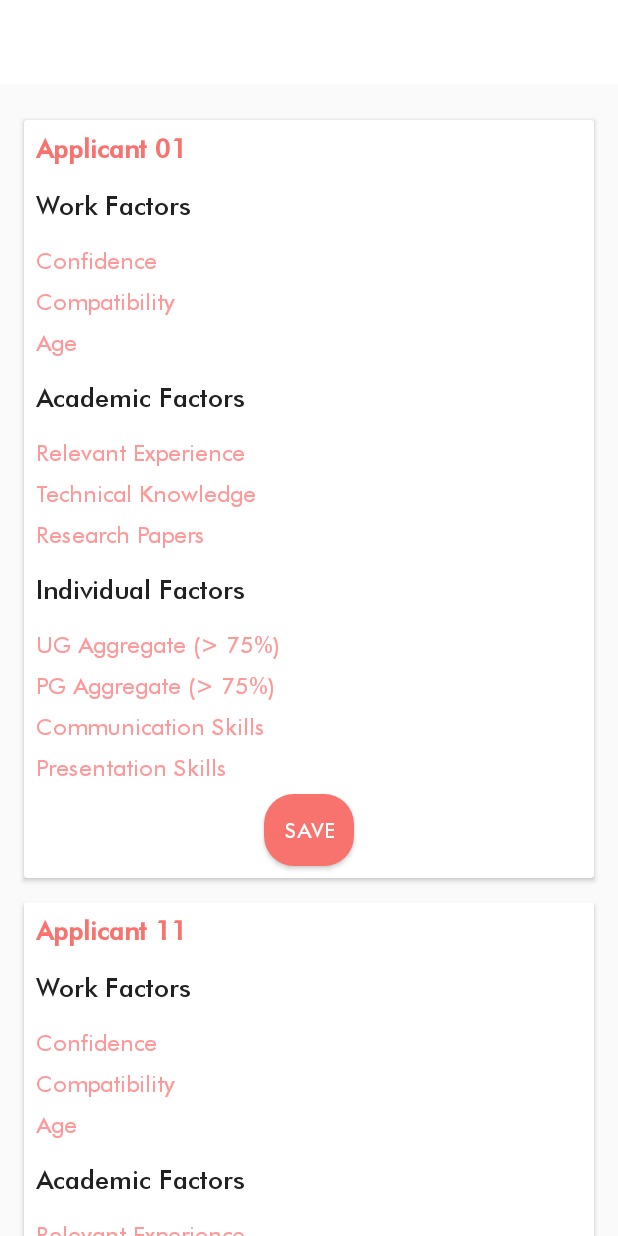
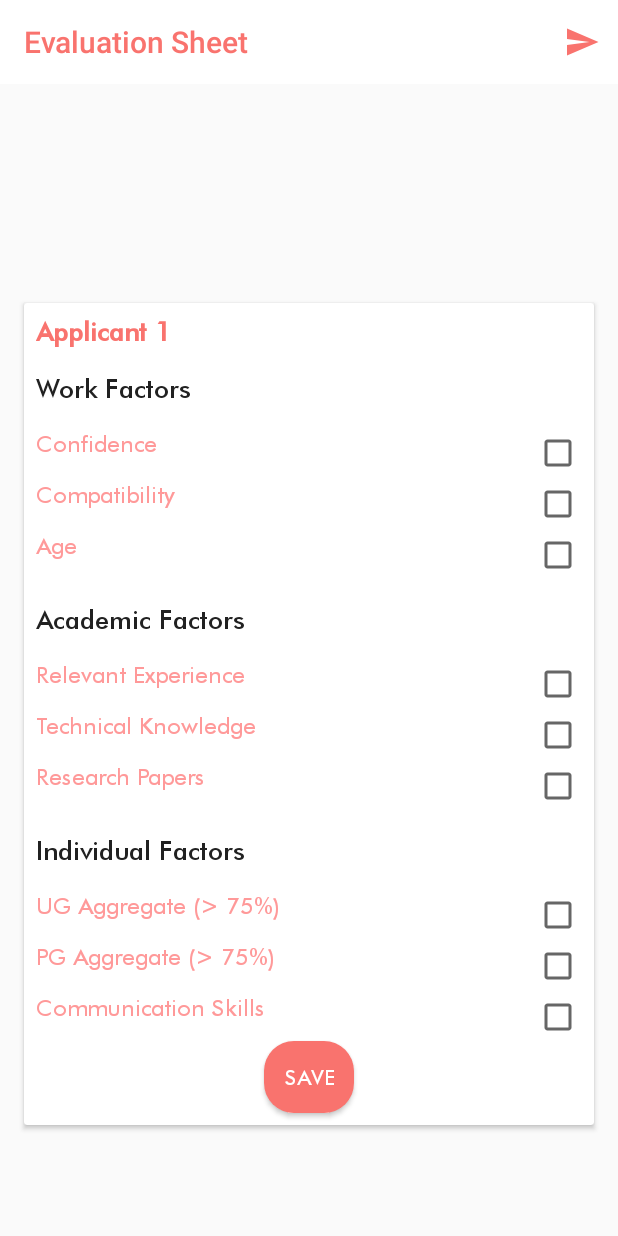
Before and after one commit to abhinav-adtechs/AHP-Algorithm, an Android app: the ApplicantsInputActivity screen opened directly, with no data from a screen before it, on a phone screen of 412 x 824 dp. Run offline under Robolectric (Android 15) with nearby library versions, the phone set to English and light mode, and no system bars; our stand-ins replace ButterKnife.

Commit message:
items and menu sorted

```diff
--- a/app/src/main/java/io/abhinavlabs/ahp_algorithm/View/ApplicantsAdapter.java
+++ b/app/src/main/java/io/abhinavlabs/ahp_algorithm/View/ApplicantsAdapter.java
@@ -32,7 +32,7 @@ public class ApplicantsAdapter extends RecyclerView.Adapter<ApplicantsAdapter.Ap
 
     @Override
     public void onBindViewHolder(ApplicantViewHolder holder, int position) {
-        holder.tvApplicantNummber.setText("Applicant " + position+1 );
+        holder.tvApplicantNummber.setText("Applicant " + (position+1) );
     }
 
     @Override
--- a/app/src/main/java/io/abhinavlabs/ahp_algorithm/View/ApplicantsInputActivity.java
+++ b/app/src/main/java/io/abhinavlabs/ahp_algorithm/View/ApplicantsInputActivity.java
@@ -7,6 +7,9 @@ import android.support.v7.widget.LinearLayoutManager;
 import android.support.v7.widget.LinearSnapHelper;
 import android.support.v7.widget.RecyclerView;
 import android.support.v7.widget.SnapHelper;
+import android.support.v7.widget.Toolbar;
+import android.view.Menu;
+import android.view.MenuItem;
 
 import java.util.ArrayList;
 import java.util.List;
@@ -23,6 +26,9 @@ public class ApplicantsInputActivity extends BaseActivity {
     @BindView(R.id.activity_applications_input_rv)
     RecyclerView rvApplicants ;
 
+    @BindView(R.id.activity_application_input_toolbar)
+    Toolbar toolbar ;
+
     ApplicantsAdapter applicantsAdapter ;
     List<ApplicantAttributes> applicantAttributesList ;
 
@@ -33,6 +39,11 @@ public class ApplicantsInputActivity extends BaseActivity {
         setContentView(R.layout.activity_applications_input);
 
         ButterKnife.bind(this) ;
+
+        setSupportActionBar(toolbar);
+        getSupportActionBar().setElevation(0);
+        getSupportActionBar().setTitle("Evaluation Sheet");
+
 
         setRv() ;
     }
@@ -66,6 +77,20 @@ public class ApplicantsInputActivity extends BaseActivity {
     }
 
     @Override
+    public boolean onCreateOptionsMenu(Menu menu) {
+        getMenuInflater().inflate(R.menu.navigation_input, menu);
+        return true ;
+    }
+
+    @Override
+    public boolean onOptionsItemSelected(MenuItem item) {
+
+        int i = item.getItemId() ;
+
+        return super.onOptionsItemSelected(item);
+    }
+
+    @Override
     protected void onResume() {
         super.onResume();
     }
--- /dev/null
+++ b/app/src/main/res/drawable/ic_send_black_24px.xml
@@ -0,0 +1,9 @@
+<vector xmlns:android="http://schemas.android.com/apk/res/android"
+        android:width="24dp"
+        android:height="24dp"
+        android:viewportWidth="24.0"
+        android:viewportHeight="24.0">
+    <path
+        android:pathData="M2.01,21L23,12 2.01,3 2,10l15,2 -15,2z"
+        android:fillColor="@color/colorSalamon"/>
+</vector>
--- a/app/src/main/res/layout/activity_applications_input.xml
+++ b/app/src/main/res/layout/activity_applications_input.xml
@@ -11,9 +11,10 @@
         android:layout_width="0dp"
         android:layout_height="56dp"
         android:title="Evaluation Sheet"
+
         android:background="@android:color/white"
         app:titleTextColor="@color/colorSalamon"
-        android:id="@+id/activity_application_input"
+        android:id="@+id/activity_application_input_toolbar"
         app:layout_constraintLeft_toLeftOf="parent"
         app:layout_constraintRight_toRightOf="parent"
         app:layout_constraintTop_toTopOf="parent">
@@ -24,16 +25,25 @@
     <android.support.v7.widget.RecyclerView
         android:id="@+id/activity_applications_input_rv"
         android:layout_width="0dp"
+        android:clipToPadding="false"
+        android:clipChildren="false"
+        android:paddingTop="180dp"
+        android:paddingBottom="180dp"
         android:layout_height="wrap_content"
         android:layout_marginLeft="8dp"
         app:layout_constraintLeft_toLeftOf="parent"
         android:layout_marginRight="8dp"
         app:layout_constraintRight_toRightOf="parent"
         app:layout_constraintHorizontal_bias="0.0"
-        android:layout_marginTop="16dp"
-        app:layout_constraintTop_toBottomOf="@+id/activity_application_input">
+        app:layout_constraintBottom_toBottomOf="parent"
+        android:layout_marginTop="8dp"
+        app:layout_constraintTop_toBottomOf="@+id/activity_application_input_toolbar"
+        app:layout_constraintVertical_bias="0.0">
 
     </android.support.v7.widget.RecyclerView>
 
 
+
+
+
 </android.support.constraint.ConstraintLayout>
--- a/app/src/main/res/layout/item_rv_applicants.xml
+++ b/app/src/main/res/layout/item_rv_applicants.xml
@@ -48,6 +48,7 @@
             android:layout_marginLeft="8dp"
             android:text="Confidence"
             android:textColor="@color/colorMonaLisa"
+            android:checkMark="?android:attr/listChoiceIndicatorMultiple"
             app:layout_constraintLeft_toLeftOf="parent"
             app:layout_constraintHorizontal_bias="0.0"
             android:layout_marginStart="8dp"
@@ -65,12 +66,13 @@
             android:layout_marginLeft="8dp"
             android:textSize="15sp"
             android:textColor="@color/colorMonaLisa"
+            android:checkMark="?android:attr/listChoiceIndicatorMultiple"
             android:text="Compatibility"
             app:layout_constraintLeft_toLeftOf="parent"
             app:layout_constraintHorizontal_bias="1.0"
             android:layout_marginStart="8dp"
             android:layout_marginEnd="8dp"
-            android:layout_marginTop="8dp"
+            android:layout_marginTop="2dp"
             app:layout_constraintTop_toBottomOf="@+id/appCompatCheckedTextView"
             android:id="@+id/appCompatCheckedTextView2" />
 
@@ -79,6 +81,7 @@
             android:layout_height="wrap_content"
             android:layout_marginRight="8dp"
             app:layout_constraintRight_toRightOf="parent"
+            android:checkMark="?android:attr/listChoiceIndicatorMultiple"
             android:layout_marginLeft="8dp"
             android:textSize="15sp"
             android:text="Age "
@@ -87,7 +90,7 @@
             app:layout_constraintHorizontal_bias="1.0"
             android:layout_marginStart="8dp"
             android:layout_marginEnd="8dp"
-            android:layout_marginTop="8dp"
+            android:layout_marginTop="2dp"
             app:layout_constraintTop_toBottomOf="@+id/appCompatCheckedTextView2"
             android:id="@+id/appCompatCheckedTextView4" />
 
@@ -112,6 +115,7 @@
             android:layout_marginLeft="8dp"
             android:text="Relevant Experience"
             android:textColor="@color/colorMonaLisa"
+            android:checkMark="?android:attr/listChoiceIndicatorMultiple"
             app:layout_constraintLeft_toLeftOf="parent"
             app:layout_constraintHorizontal_bias="0.0"
             android:layout_marginStart="8dp"
@@ -132,9 +136,10 @@
             android:text="Technical Knowledge"
             app:layout_constraintLeft_toLeftOf="parent"
             app:layout_constraintHorizontal_bias="1.0"
+            android:checkMark="?android:attr/listChoiceIndicatorMultiple"
             android:layout_marginStart="8dp"
             android:layout_marginEnd="8dp"
-            android:layout_marginTop="8dp"
+            android:layout_marginTop="2dp"
             app:layout_constraintTop_toBottomOf="@+id/appCompatCheckedTextView9"
             android:id="@+id/appCompatCheckedTextView29" />
 
@@ -150,8 +155,9 @@
             app:layout_constraintLeft_toLeftOf="parent"
             app:layout_constraintHorizontal_bias="1.0"
             android:layout_marginStart="8dp"
+            android:checkMark="?android:attr/listChoiceIndicatorMultiple"
             android:layout_marginEnd="8dp"
-            android:layout_marginTop="8dp"
+            android:layout_marginTop="2dp"
             app:layout_constraintTop_toBottomOf="@+id/appCompatCheckedTextView29"
             android:id="@+id/appCompatCheckedTextView49" />
 
@@ -182,6 +188,7 @@
             android:textSize="15sp"
             android:layout_marginEnd="8dp"
             android:layout_marginTop="16dp"
+            android:checkMark="?android:attr/listChoiceIndicatorMultiple"
             app:layout_constraintTop_toBottomOf="@+id/textView698"
             android:id="@+id/appCompatCheckedTextView98" />
 
@@ -194,11 +201,12 @@
             android:textSize="15sp"
             android:textColor="@color/colorMonaLisa"
             android:text="PG Aggregate (> 75%)"
+            android:checkMark="?android:attr/listChoiceIndicatorMultiple"
             app:layout_constraintLeft_toLeftOf="parent"
             app:layout_constraintHorizontal_bias="1.0"
             android:layout_marginStart="8dp"
             android:layout_marginEnd="8dp"
-            android:layout_marginTop="8dp"
+            android:layout_marginTop="2dp"
             app:layout_constraintTop_toBottomOf="@+id/appCompatCheckedTextView98"
             android:id="@+id/appCompatCheckedTextView298" />
 
@@ -211,30 +219,16 @@
             android:textSize="15sp"
             android:text="Communication Skills"
             android:textColor="@color/colorMonaLisa"
+            android:checkMark="?android:attr/listChoiceIndicatorMultiple"
             app:layout_constraintLeft_toLeftOf="parent"
             app:layout_constraintHorizontal_bias="1.0"
             android:layout_marginStart="8dp"
             android:layout_marginEnd="8dp"
-            android:layout_marginTop="8dp"
+            android:layout_marginTop="2dp"
             app:layout_constraintTop_toBottomOf="@+id/appCompatCheckedTextView298"
             android:id="@+id/appCompatCheckedTextView498" />
 
-        <android.support.v7.widget.AppCompatCheckedTextView
-            android:layout_width="0dp"
-            android:layout_height="wrap_content"
-            android:layout_marginRight="8dp"
-            app:layout_constraintRight_toRightOf="parent"
-            android:layout_marginLeft="8dp"
-            android:textSize="15sp"
-            android:text="Presentation Skills"
-            android:textColor="@color/colorMonaLisa"
-            app:layout_constraintLeft_toLeftOf="parent"
-            app:layout_constraintHorizontal_bias="0.0"
-            android:layout_marginStart="8dp"
-            android:layout_marginEnd="16dp"
-            android:layout_marginTop="8dp"
-            app:layout_constraintTop_toBottomOf="@+id/appCompatCheckedTextView498"
-            android:id="@+id/appCompatCheckedTextView4981" />
+
 
         <Button
             android:id="@+id/item_rv_applicants_btn_save"
@@ -244,15 +238,16 @@
             android:layout_width="60dp"
             android:textSize="14sp"
             android:layout_height="wrap_content"
-            android:layout_marginTop="8dp"
-            app:layout_constraintTop_toBottomOf="@+id/appCompatCheckedTextView4981"
             app:layout_constraintBottom_toBottomOf="parent"
             android:layout_marginBottom="8dp"
             android:layout_marginLeft="8dp"
-            app:layout_constraintVertical_bias="1.0"
             app:layout_constraintLeft_toLeftOf="parent"
             android:layout_marginRight="8dp"
-            app:layout_constraintRight_toRightOf="parent" />
+            app:layout_constraintRight_toRightOf="parent"
+            android:layout_marginTop="0dp"
+            app:layout_constraintTop_toBottomOf="@+id/appCompatCheckedTextView498" />
+
+
 
 
     </android.support.constraint.ConstraintLayout>
--- /dev/null
+++ b/app/src/main/res/menu/navigation_input.xml
@@ -0,0 +1,11 @@
+<?xml version="1.0" encoding="utf-8"?>
+<menu xmlns:android="http://schemas.android.com/apk/res/android"
+    xmlns:app="http://schemas.android.com/apk/res-auto">
+
+    <item android:id="@+id/action_settings"
+        android:title="Send"
+        android:icon="@drawable/ic_send_black_24px"
+        android:orderInCategory="100"
+        app:showAsAction="always" />
+
+</menu>
```
